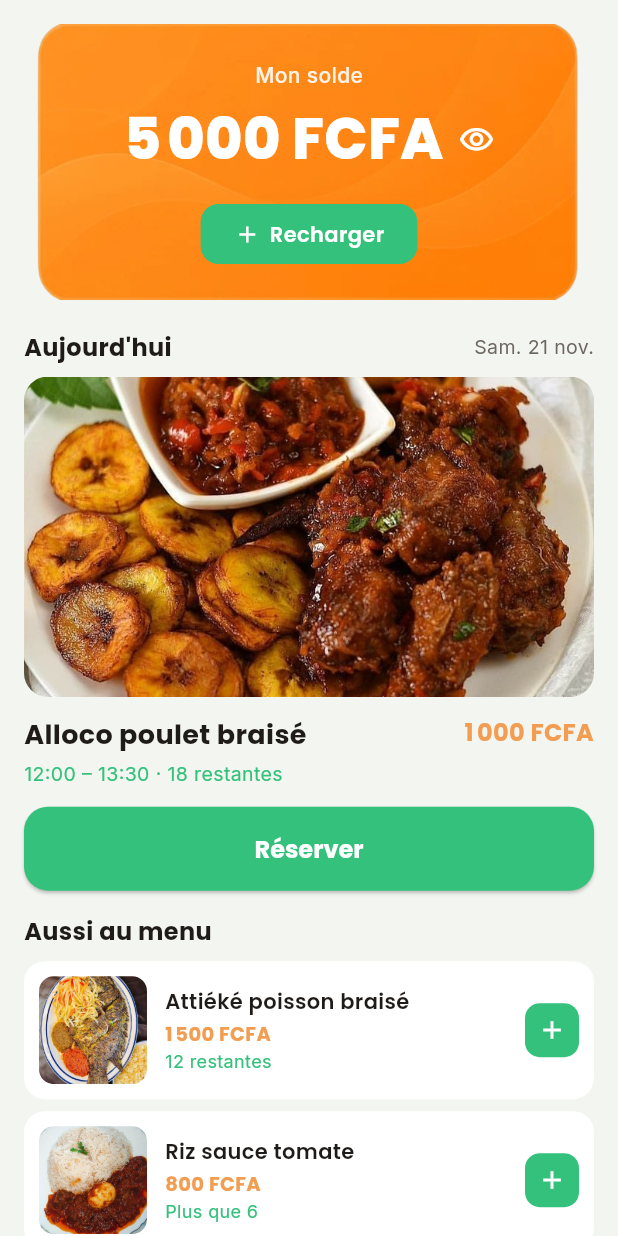
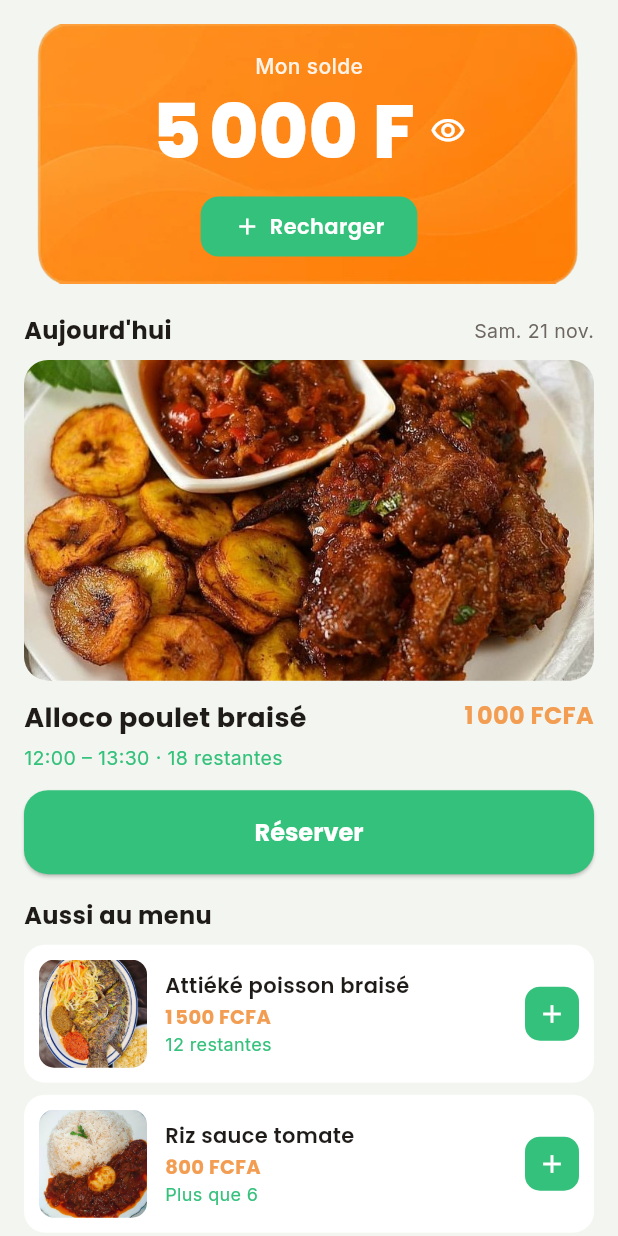
Before and after one commit to thetika434/appli_cantine_vatel, a Flutter app: the HomeScreen screen opened directly, on a phone screen of 412 x 824 dp. Run offline on Flutter 3.47's test engine with Material 3 defaults, Android fonts, the phone set to English and light mode, and no system bars; our stand-ins replace dio, google_fonts, material_ui, shared_preferences; accounts and stored records are empty; network calls fail.

Commit message:
style(mobile): solde plus grand en F et carte un peu moins haute
Co-Authored-By: Claude Opus 5.5 <noreply@anthropic.com>

```diff
--- a/mobile/lib/screens/student/home_screen.dart
+++ b/mobile/lib/screens/student/home_screen.dart
@@ -113,7 +113,7 @@ class _HomeScreenState extends State<HomeScreen> {
 
   Widget _balanceCard() => Container(
     margin: const EdgeInsets.fromLTRB(16,16,16,0),
-    padding: const EdgeInsets.symmetric(horizontal: 20, vertical: 24),
+    padding: const EdgeInsets.symmetric(horizontal: 20, vertical: 18),
     decoration: const BoxDecoration(
       image: DecorationImage(image: AssetImage('assets/images/cadre_orange.png'), fit: BoxFit.fill),
     ),
@@ -125,8 +125,8 @@ class _HomeScreenState extends State<HomeScreen> {
           child: FittedBox(
             fit: BoxFit.scaleDown,
             child: Text(
-              _balanceVisible ? '${_formatFcfa(_balance)} FCFA' : '• • • • •',
-              style: GoogleFonts.poppins(fontSize:38, fontWeight:FontWeight.w800, color:Colors.white),
+              _balanceVisible ? '${_formatFcfa(_balance)} F' : '• • • • •',
+              style: GoogleFonts.poppins(fontSize:50, fontWeight:FontWeight.w800, color:Colors.white, height: 1.1),
             ),
           ),
         ),
```
